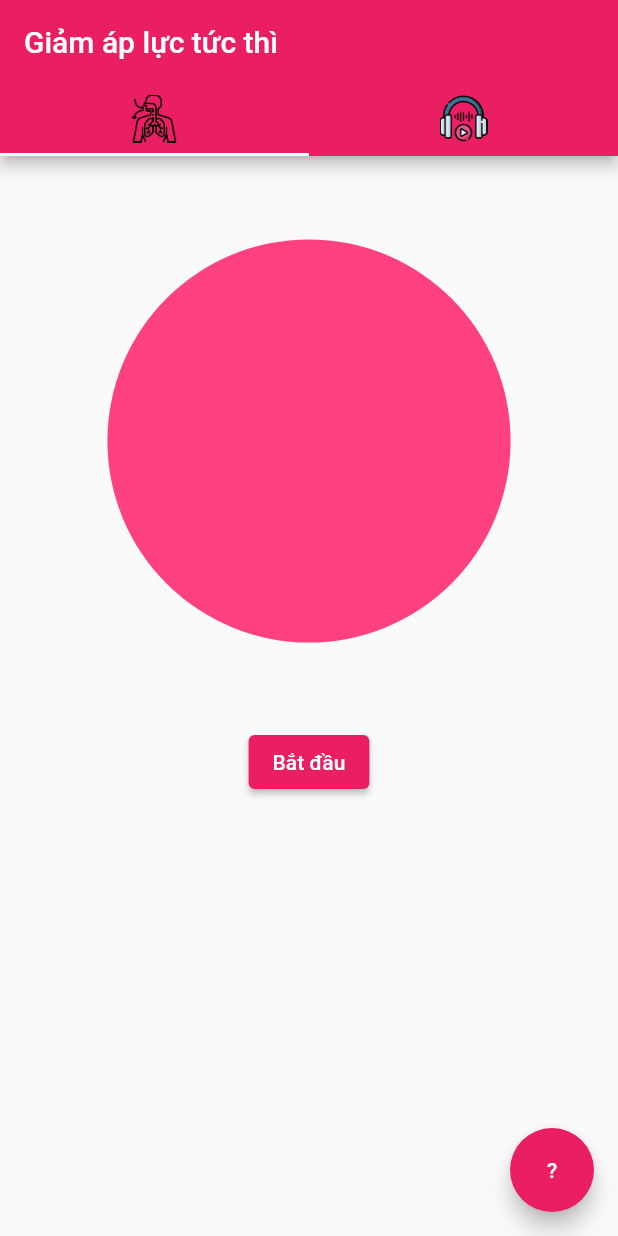
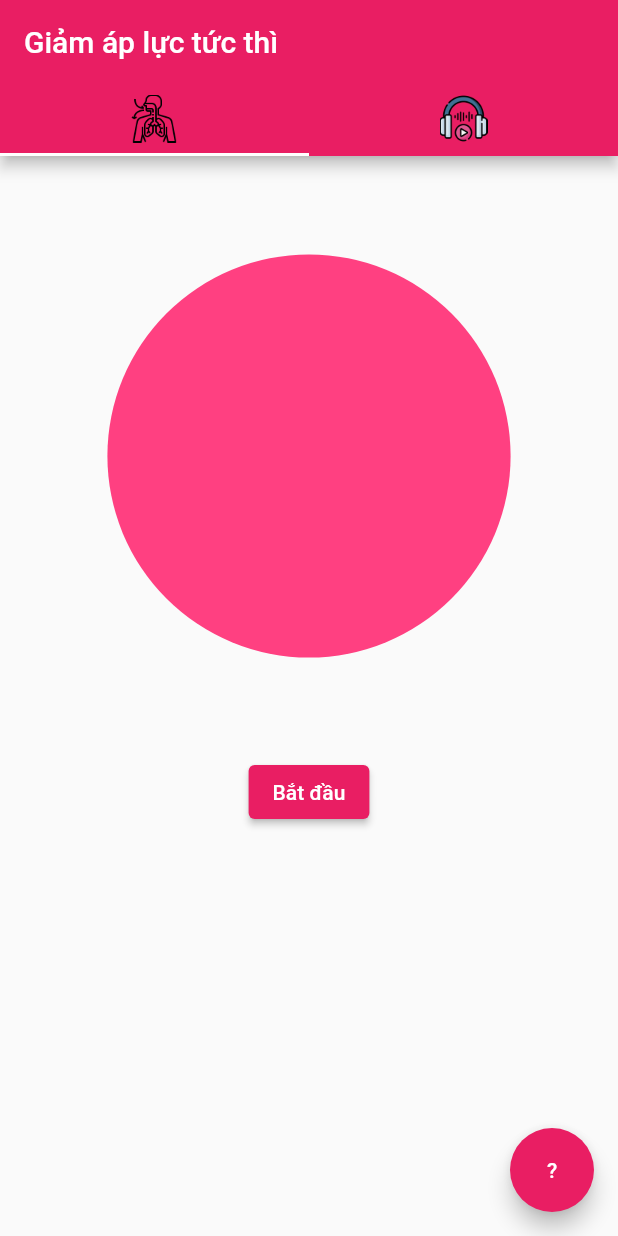
Before and after one commit to thivux/cp22_stress, a Flutter app: the screen it shows after launch, after a tap on "Bắt đầu", on a phone screen of 412 x 824 dp. Run offline on Flutter 3.47's test engine with Material 2 defaults, Android fonts, the phone set to English and light mode, and no system bars; our stand-ins replace audioplayers.

Commit message:
misc change

```diff
--- a/lib/bubble.dart
+++ /dev/null
@@ -1,141 +0,0 @@
-import 'package:flutter/material.dart';
-
-class Bubble extends StatefulWidget {
-  const Bubble({Key? key}) : super(key: key);
-  @override
-  BubbleState createState() {
-    return BubbleState();
-  }
-}
-
-class BubbleState extends State<Bubble> with SingleTickerProviderStateMixin {
-  late AnimationController _controller;
-  late Animation<double> _marginAnimation;
-
-  @override
-  void initState() {
-    super.initState();
-
-    _controller =
-        AnimationController(vsync: this, duration: const Duration(seconds: 10));
-
-    _marginAnimation = TweenSequence(<TweenSequenceItem<double>>[
-      TweenSequenceItem(
-        // inhale 1
-          tween: Tween<double>(begin: 100, end: 40),
-          weight: 1.5),
-      TweenSequenceItem(
-        // stop
-          tween: Tween<double>(begin: 40, end: 40),
-          weight: 1),
-      TweenSequenceItem(
-        // inhale 2
-          tween: Tween<double>(begin: 40, end: 30),
-          weight: 1),
-      TweenSequenceItem(
-        // stop
-          tween: Tween<double>(begin: 30, end: 30),
-          weight: 1),
-      TweenSequenceItem(
-        // exhale
-          tween: Tween<double>(begin: 30, end: 100),
-          weight: 7),
-      TweenSequenceItem(
-        // stop
-          tween: Tween<double>(begin: 100, end: 100),
-          weight: 2),
-    ]).animate(_controller);
-  }
-
-  @override
-  void dispose() {
-    super.dispose();
-    _controller.dispose();
-  }
-
-  Future<void> _playAnimation() async {
-    try {
-      await _controller.repeat().orCancel;
-    } on TickerCanceled {
-      // the animation got canceled, probably because we were disposed
-    }
-  }
-
-  createDialog(BuildContext context) {
-    return showDialog(
-        context: context,
-        builder: (context) {
-          return const Dialog(
-            child: SizedBox(
-              width: 300,
-              height: 300,
-              child: Center(
-                child: Text(
-                  'hit vao 2 lan, tho ra 1 lan\ntho ik!!!',
-                  style: TextStyle(
-                    fontSize: 25,
-                  ),
-                ),
-              ),
-            ),
-          );
-        });
-  }
-
-  @override
-  Widget build(BuildContext context) {
-    return AnimatedBuilder(
-        animation: _controller,
-        builder: (BuildContext context, _) {
-          return Scaffold(
-            body: Column(
-              children: <Widget>[
-                CircleBox(marginAnimation: _marginAnimation),
-                ElevatedButton(
-                    onPressed: () {
-                      _playAnimation();
-                    },
-                    child: const Text('Bắt đầu'))
-              ],
-              mainAxisAlignment: MainAxisAlignment.start,
-            ),
-            floatingActionButton: FloatingActionButton(
-              onPressed: () {
-                createDialog(context);
-              },
-              child: const Text('?'),
-            ),
-          );
-        });
-  }
-}
-
-
-class CircleBox extends StatelessWidget {
-  const CircleBox({
-    Key? key,
-    required Animation<double> marginAnimation,
-  })  : _marginAnimation = marginAnimation,
-        super(key: key);
-
-  final Animation<double> _marginAnimation;
-
-  @override
-  Widget build(BuildContext context) {
-    return Align(
-        alignment: const Alignment(0, -1),
-        child: SizedBox(
-          width: 350,
-          height: 380,
-          // color: Colors.red,   // uncomment to see container
-          child: Container(
-            margin: EdgeInsets.all(_marginAnimation.value),
-            decoration: const BoxDecoration(
-              color: Colors.pinkAccent,
-              shape: BoxShape.circle,
-            ),
-          ),
-        )
-    );
-  }
-}
--- a/lib/main.dart
+++ b/lib/main.dart
@@ -1,7 +1,6 @@
 import 'package:flutter/material.dart';
 import 'nsdr.dart';
-import 'bubble.dart';
-
+import 'phy_sigh.dart';
 void main() => runApp(const FirstPageApp());
 
 class FirstPageApp extends StatelessWidget {
@@ -19,9 +18,7 @@ class FirstPageApp extends StatelessWidget {
           height: 32,
           width: 32,
         )),
-    // Tab(icon: Image.asset('assets/Numbers_4_icon.png')),
   ];
-
   @override
   Widget build(BuildContext context) {
     return MaterialApp(
@@ -41,7 +38,6 @@ class FirstPageApp extends StatelessWidget {
             children: [
               Bubble(),
               NSDR(),
-              // Text('Tab three'),
             ],
           ),
         ),
```
